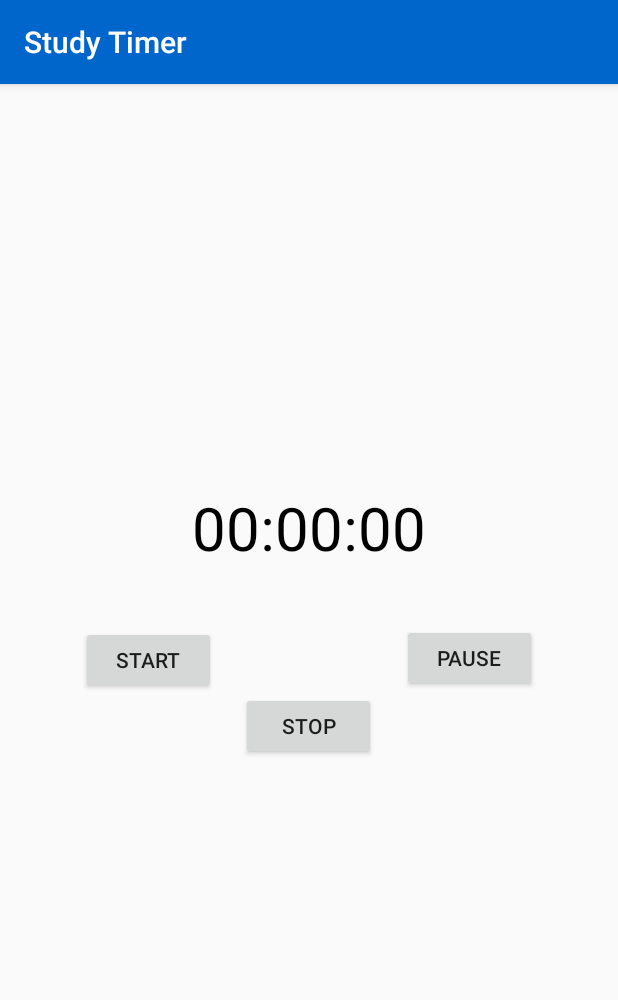
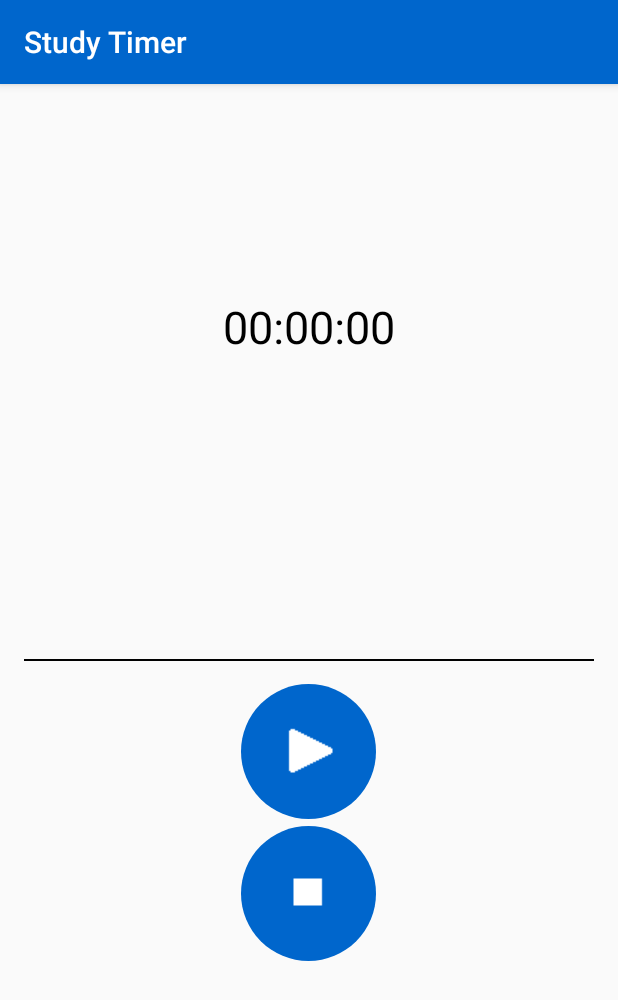
Before and after one commit to CillianM/Study-App, an Android app: the TimerActivity screen opened directly, with no data from a screen before it, on a phone screen of 412 x 824 dp. Shown: the top 1000 px of the screen. Run offline under Robolectric (Android 15) with nearby library versions, the light colour scheme and no system bars.

Commit message:
Timer Additions
Added animation and drawables to timer

```diff
--- a/app/src/main/java/cillian/android/studyapp/studyapp/TimerActivity.java
+++ b/app/src/main/java/cillian/android/studyapp/studyapp/TimerActivity.java
@@ -10,15 +10,19 @@ import android.os.Handler;
 import android.view.View;
 import android.widget.Button;
 import android.widget.EditText;
+import android.widget.ImageButton;
+import android.widget.ProgressBar;
 import android.widget.TextView;
 
 public class TimerActivity extends AppCompatActivity {
 
-    Button startButton;
-    Button pauseButton;
-    Button stopButton;
+    ImageButton startButton;
+    ImageButton pauseButton;
+    ImageButton stopButton;
     TextView timerValue;
+    ProgressBar circle;
     int secs= 0;
+    int hours = 0;
 
     long startTime = 0L;
 
@@ -36,21 +40,30 @@ public class TimerActivity extends AppCompatActivity {
         TextView title = (TextView) findViewById(R.id.timerHeader);
         title.setText(intent.getStringExtra("subject"));
         timerValue = (TextView) findViewById(R.id.timerValue);
-        startButton = (Button) findViewById(R.id.startButton);
 
+        circle = (ProgressBar) findViewById(R.id.progressBar);
+        circle.setMax(999);
+        circle.setProgress(0);
+
+
+        startButton = (ImageButton) findViewById(R.id.startButton);
         startButton.setOnClickListener(new View.OnClickListener() {
             @Override
             public void onClick(View v) {
+                startButton.setVisibility(View.GONE);
+                pauseButton.setVisibility(View.VISIBLE);
                 startTime = SystemClock.uptimeMillis();
                 handler.postDelayed(updateTimerThread, 0);
 
             }
         });
 
-        pauseButton = (Button) findViewById(R.id.pauseButton);
+        pauseButton = (ImageButton) findViewById(R.id.pauseButton);
         pauseButton.setOnClickListener(new View.OnClickListener() {
 
             public void onClick(View view) {
+                pauseButton.setVisibility(View.GONE);
+                startButton.setVisibility(View.VISIBLE);
                 timeSwapBuff += timeInMilliseconds;
 
                 handler.removeCallbacks(updateTimerThread);
@@ -58,7 +71,7 @@ public class TimerActivity extends AppCompatActivity {
 
         });
 
-        stopButton = (Button) findViewById(R.id.stopButton);
+        stopButton = (ImageButton) findViewById(R.id.stopButton);
 
         stopButton.setOnClickListener(new View.OnClickListener() {
             @Override
@@ -81,9 +94,11 @@ public class TimerActivity extends AppCompatActivity {
             updatedTime = timeSwapBuff + timeInMilliseconds;
             secs = (int) (updatedTime / 1000);
             int mins = secs / 60;
+            int hours = mins % 60;
             secs = secs % 60;
             int milliseconds = (int) (updatedTime % 1000);
-            timerValue.setText("" + mins + ":" + String.format("%02d", secs) + ":" + String.format("%03d", milliseconds));
+            circle.setProgress(milliseconds);
+            timerValue.setText("" + String.format("%02d",hours) + ":" + String.format("%02d",mins) + ":" + String.format("%02d", secs));
             handler.postDelayed(this, 0);
         }
 
--- /dev/null
+++ b/app/src/main/res/drawable-v21/round_button.xml
@@ -0,0 +1,9 @@
+<?xml version="1.0" encoding="utf-8"?>
+<ripple xmlns:android="http://schemas.android.com/apk/res/android"
+    android:color="@color/blue">
+    <item>
+        <shape android:shape="oval">
+            <solid android:color="@color/articlecolor"/>
+        </shape>
+    </item>
+</ripple>
--- /dev/null
+++ b/app/src/main/res/drawable/circular_progress_bar.xml
@@ -0,0 +1,18 @@
+<?xml version="1.0" encoding="utf-8"?>
+<rotate xmlns:android="http://schemas.android.com/apk/res/android"
+    android:fromDegrees="270"
+    android:toDegrees="270">
+    <shape
+        android:innerRadiusRatio="2.5"
+        android:shape="ring"
+        android:thickness="1dp"
+        android:useLevel="true"><!-- this line fixes the issue for lollipop api 21 -->
+
+        <gradient
+            android:angle="0"
+            android:endColor="@color/blue"
+            android:startColor="@color/blue"
+            android:type="sweep"
+            android:useLevel="false" />
+    </shape>
+</rotate>
--- /dev/null
+++ b/app/src/main/res/drawable/timer_button.xml
@@ -0,0 +1,14 @@
+<?xml version="1.0" encoding="utf-8"?>
+<selector xmlns:android="http://schemas.android.com/apk/res/android">
+
+    <item android:state_pressed="false">
+        <shape android:shape="oval">
+            <solid android:color="@color/blue" />
+        </shape>
+    </item>
+    <item android:state_pressed="true">
+        <shape android:shape="oval">
+            <solid android:color="@color/articlecolor"/>
+        </shape>
+    </item>
+</selector>
--- /dev/null
+++ b/app/src/main/res/drawable/timer_circle.xml
@@ -0,0 +1,11 @@
+<?xml version="1.0" encoding="utf-8"?>
+<shape
+    xmlns:android="http://schemas.android.com/apk/res/android"
+    android:shape="ring"
+    android:innerRadiusRatio="2.5"
+    android:thickness="1dp"
+    android:useLevel="false">
+
+    <solid android:color="#CCC" />
+
+</shape>
--- a/app/src/main/res/layout/activity_timer.xml
+++ b/app/src/main/res/layout/activity_timer.xml
@@ -4,7 +4,21 @@
     android:paddingRight="@dimen/activity_horizontal_margin"
     android:paddingTop="@dimen/activity_vertical_margin"
     android:paddingBottom="@dimen/activity_vertical_margin"
-    tools:context="cillian.android.studyapp.studyapp.TimerActivity">
+    tools:context="cillian.android.studyapp.studyapp.TimerActivity"
+    >
+
+    <ProgressBar
+        android:id="@+id/progressBar"
+        android:layout_width="250dp"
+        android:layout_height="250dp"
+        android:indeterminate="false"
+        android:progressDrawable="@drawable/circular_progress_bar"
+        android:background="@drawable/circular_progress_bar"
+        style="?android:attr/progressBarStyleHorizontal"
+        android:max="100"
+        android:progress="65"
+        android:layout_alignParentTop="false"
+        android:layout_centerHorizontal="true" />
 
     <TextView
 
@@ -19,8 +33,9 @@
         android:textColor="@color/black"
 
         android:text="@string/timerSubject"
-        android:layout_above="@+id/timerValue"
-        android:layout_centerHorizontal="true" />
+        android:gravity="center_horizontal"
+        android:layout_centerHorizontal="true"
+        android:layout_marginTop="80dp" />
 
 
 
@@ -28,70 +43,67 @@
 
     android:id="@+id/timerValue"
 
-    android:layout_width="wrap_content"
+    android:layout_width="fill_parent"
 
     android:layout_height="wrap_content"
 
-    android:layout_above="@+id/pauseButton"
+        android:layout_centerHorizontal="true"
 
-    android:layout_centerHorizontal="true"
-
-    android:layout_marginBottom="37dp"
-
-    android:textSize="40sp"
+        android:textSize="30sp"
 
     android:textColor="@color/black"
 
-    android:text="@string/timerVal" />
+    android:text="@string/timerVal"
+        android:gravity="center_horizontal"
+        android:layout_alignParentTop="false"
+        android:layout_marginTop="125dp" />
+
+    <View
+        android:layout_width="match_parent"
+        android:layout_height="1dp"
+        android:background="@android:color/black"
+        android:id="@+id/view"
+        android:layout_centerVertical="true"
+        android:layout_alignParentLeft="true"
+        android:layout_alignParentStart="true" />
 
 
 
-    <Button
+    <ImageButton
 
     android:id="@+id/startButton"
-
     android:layout_width="90dp"
-
-    android:layout_height="45dp"
-
-    android:layout_alignParentLeft="true"
-
-    android:layout_centerVertical="true"
-
-    android:layout_marginLeft="38dp"
-
-    android:text="@string/startButtonLabel" />
+    android:layout_height="90dp"
+    android:background="@drawable/timer_button"
+    android:src="@drawable/play_icon"
+    android:layout_below="@+id/view"
+    android:layout_centerHorizontal="true"
+        android:layout_marginTop="15dp"
+               />
 
 
 
-    <Button
+    <ImageButton
 
     android:id="@+id/pauseButton"
+    android:visibility="gone"
+    android:layout_width="90dp"
+    android:background="@drawable/timer_button"
+    android:src="@drawable/pause_icon"
+    android:layout_height="90dp"
+    android:layout_below="@+id/view"
+    android:layout_centerHorizontal="true"
+        android:layout_marginTop="15dp" />
 
-    android:layout_width="90dp"
-
-    android:layout_height="45dp"
-
-    android:layout_alignBaseline="@+id/startButton"
-
-    android:layout_alignBottom="@+id/startButton"
-
-    android:layout_alignParentRight="true"
-
-    android:layout_marginRight="38dp"
-
-    android:text="@string/pauseButtonLabel" />
-
-    <Button
+    <ImageButton
 
         android:id="@+id/stopButton"
-
         android:layout_width="90dp"
-
-        android:layout_height="45dp"
-
-        android:text="@string/stopButtonLabel"
-        android:layout_below="@+id/pauseButton"
-        android:layout_centerHorizontal="true" />
+        android:background="@drawable/timer_button"
+        android:src="@drawable/stop_icon"
+        android:layout_height="90dp"
+        android:layout_centerHorizontal="true"
+        android:layout_below="@+id/view"
+        android:layout_marginTop="110dp" />
 
 </RelativeLayout>
```
Also changed, not shown: app/src/main/res/drawable/pause_icon.png (added), app/src/main/res/drawable/play_icon.png (added), app/src/main/res/drawable/stop_icon.png (added), 1 other file.
